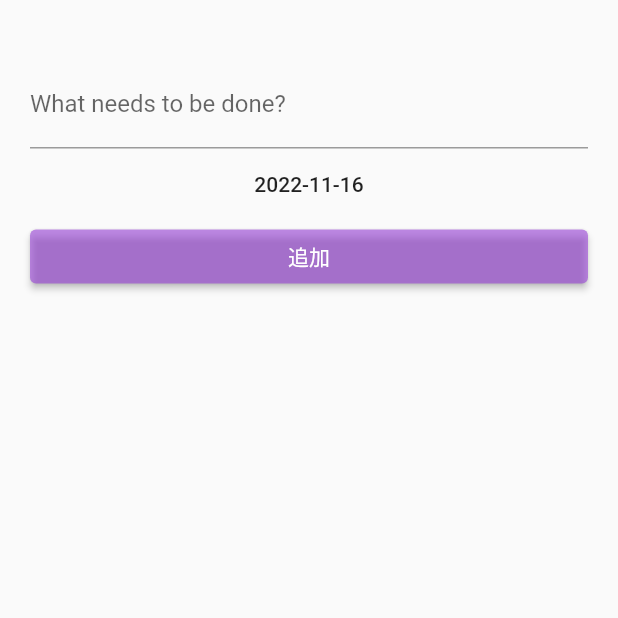
After one commit to syasuki/project_manage, a Flutter app: the Event screen opened directly, on a phone screen of 412 x 824 dp, the top half of it. The commit adds this screen. Run offline on Flutter 3.47's test engine with Material 2 defaults, Android fonts, the phone set to English and light mode, and no system bars; our stand-ins replace awesome_dialog, flutter_hooks, flutter_riverpod, hooks_riverpod, sqflite, state_notifier; accounts and stored records are empty.

Commit message:
add event_entity.dart event_view.dart

```diff
--- a/lib/calender_view.dart
+++ b/lib/calender_view.dart
@@ -22,7 +22,7 @@ class CalenderPage extends ConsumerWidget {
             // フローティングアクションボタンを押された時の処理.
           AwesomeDialog(
           context: context,
-          animType: AnimType.leftSlide,
+          animType: AnimType.scale,
           headerAnimationLoop: false,
           dialogType: DialogType.success,
           showCloseIcon: false,
--- a/lib/databases/app_database.dart
+++ b/lib/databases/app_database.dart
@@ -10,6 +10,8 @@ class AppDatabase {
       onCreate: (db, version) async {
         await db.execute(
             "CREATE TABLE todo(id INTEGER PRIMARY KEY AUTOINCREMENT, title TEXT,text TEXT,dueDate TEXT)");
+        await db.execute(
+            "CREATE TABLE event(id INTEGER PRIMARY KEY AUTOINCREMENT, title TEXT,text TEXT,dueDate TEXT)");
         await db.execute(
             "insert into todo (id,title,text,dueDate)values(1, 'todo', '内容','$date')");
         /*
--- /dev/null
+++ b/lib/view/event_view.dart
@@ -0,0 +1,73 @@
+import 'package:flutter/cupertino.dart';
+import 'package:flutter/material.dart';
+import 'package:hooks_riverpod/hooks_riverpod.dart';
+import 'package:intl/intl.dart';
+import 'package:pro_sche/view/todo_view.dart';
+
+class Event extends HookConsumerWidget {
+  const Event({Key? key}) : super(key: key);
+
+  @override
+  Widget build(BuildContext context, WidgetRef ref) {
+    var outputFormat = DateFormat('yyyy-MM-dd');
+
+    void onPressedRaisedButton() async {
+      final DateTime? picked = await showDatePicker(
+          context: context,
+          initialDate: ref.watch(dateProvider),
+          firstDate: new DateTime(2018),
+          lastDate: new DateTime.now().add(new Duration(days: 360))
+      );
+      if (picked != null) {
+        ref.read(dateProvider.notifier).state = picked;
+      }
+    }
+
+
+    return GestureDetector(
+      onTap: () => FocusScope.of(context).unfocus(),
+      child: Scaffold(
+        body: Scrollbar(
+          child:ListView(
+            padding: const EdgeInsets.symmetric(horizontal: 20, vertical: 40),
+            children: [
+              //const Title(),
+              TextField(
+                key: addTodoKey,
+                decoration: const InputDecoration(
+                  labelText: 'What needs to be done?',
+                ),
+                onSubmitted: (value) {
+                  //ref.read(todoListProvider.notifier).add(newTodoController.text);
+                  //newTodoController.clear();
+                },
+              ),
+              TextButton(
+                style: TextButton.styleFrom(
+                  primary: Colors.black87,
+                ),
+                child: Text(outputFormat.format(ref.watch(dateProvider))),
+                onPressed: onPressedRaisedButton,
+              ),
+              ElevatedButton(
+                child: const Text('追加'),
+                style: ElevatedButton.styleFrom(
+                  primary: Color(0xff9941d8).withOpacity(0.6),
+                  onPrimary: Colors.white,
+                ),
+                onPressed: () {
+                  /*
+                  ref.read(todoListProvider.notifier).add(newTodoController.text,ref.watch(dateProvider));
+                  ref.read(calenderListProvider.notifier).get();
+                  newTodoController.clear();
+
+                   */
+                },
+              ),
+              ],
+          ),
+        ),
+      ),
+    );
+  }
+}
```
Also changed, not shown: lib/entity/event_entity.dart (added, +72 -0 lines).
